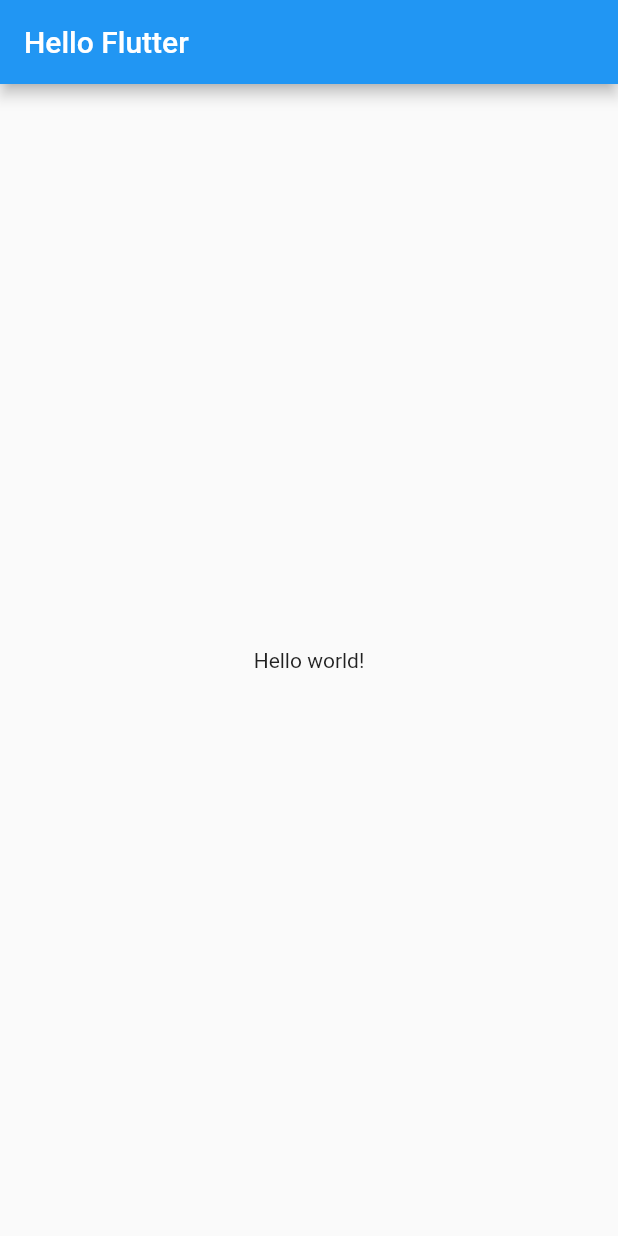
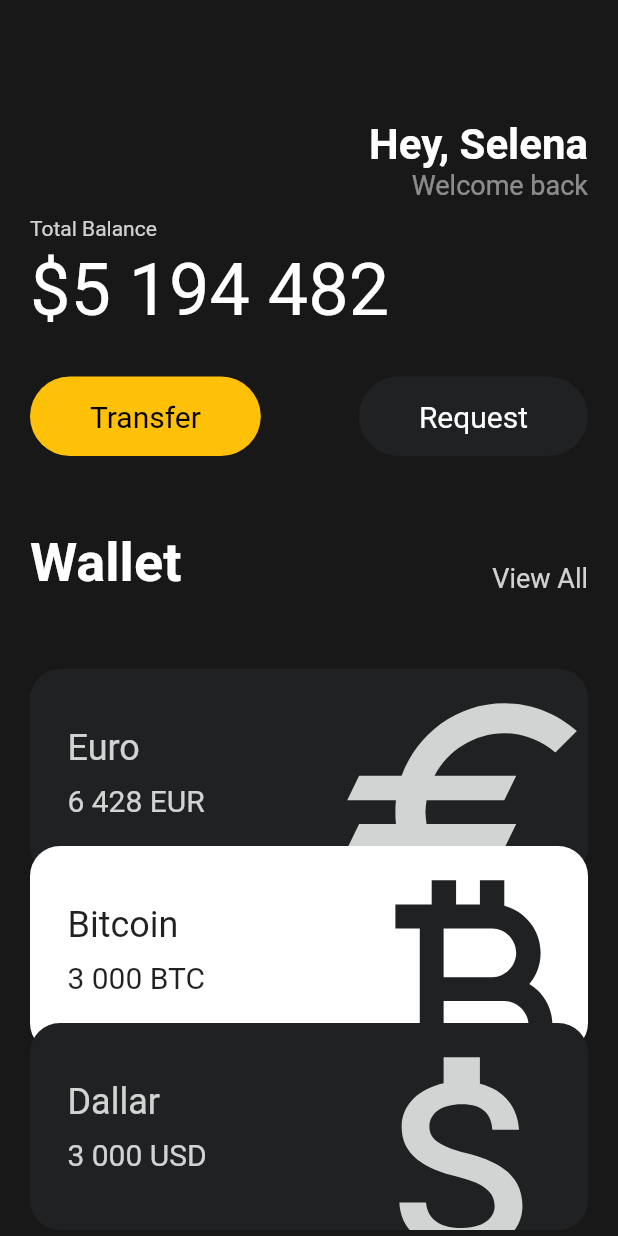
Before and after one commit to devHDK/flutter_study, a Flutter app: the screen it shows after launch, on a phone screen of 412 x 824 dp. Run offline on Flutter 3.47's test engine with Material 2 defaults, Android fonts, the phone set to English and light mode, and no system bars.

Commit message:
UI 구성 공부

```diff
--- a/lib/main.dart
+++ b/lib/main.dart
@@ -1,4 +1,6 @@
 import 'package:flutter/material.dart';
+import 'package:toonflix/widgets/button.dart';
+import 'package:toonflix/widgets/currency_card.dart';
 
 void main() {
   runApp(const App());
@@ -12,11 +14,126 @@ class App extends StatelessWidget {
   Widget build(BuildContext context) {
     return MaterialApp(
       home: Scaffold(
-        appBar: AppBar(
-          title: Text('Hello Flutter'),
-        ),
-        body: Center(
-          child: Text('Hello world!'),
+        backgroundColor: const Color(0xFF181818),
+        body: SingleChildScrollView(
+          child: Padding(
+            padding: const EdgeInsets.symmetric(horizontal: 20),
+            child: Column(
+              crossAxisAlignment: CrossAxisAlignment.start,
+              children: [
+                const SizedBox(
+                  height: 80,
+                ),
+                Row(
+                  mainAxisAlignment: MainAxisAlignment.end,
+                  children: [
+                    Column(
+                      crossAxisAlignment: CrossAxisAlignment.end,
+                      children: [
+                        const Text(
+                          'Hey, Selena',
+                          style: TextStyle(
+                              color: Colors.white,
+                              fontSize: 28,
+                              fontWeight: FontWeight.w600),
+                        ),
+                        Text('Welcome back',
+                            style: TextStyle(
+                                color: Colors.white.withOpacity(0.5),
+                                fontSize: 18)),
+                      ],
+                    )
+                  ],
+                ),
+                const SizedBox(
+                  height: 10,
+                ),
+                Text(
+                  'Total Balance',
+                  style: TextStyle(
+                    color: Colors.white.withOpacity(0.8),
+                  ),
+                ),
+                const SizedBox(
+                  height: 5,
+                ),
+                const Text(
+                  '\$5 194 482',
+                  style: TextStyle(
+                    color: Colors.white,
+                    fontSize: 48,
+                  ),
+                ),
+                const SizedBox(
+                  height: 30,
+                ),
+                Row(
+                  mainAxisAlignment: MainAxisAlignment.spaceBetween,
+                  children: const [
+                    Button(
+                        text: 'Transfer',
+                        bgColor: Colors.amber,
+                        textColor: Colors.black),
+                    Button(
+                        text: 'Request',
+                        bgColor: Color(0xFF1F2123),
+                        textColor: Colors.white)
+                  ],
+                ),
+                const SizedBox(
+                  height: 50,
+                ),
+                Row(
+                  crossAxisAlignment: CrossAxisAlignment.end,
+                  mainAxisAlignment: MainAxisAlignment.spaceBetween,
+                  children: [
+                    const Text(
+                      'Wallet',
+                      style: TextStyle(
+                        color: Colors.white,
+                        fontSize: 36,
+                        fontWeight: FontWeight.w600,
+                      ),
+                    ),
+                    Text(
+                      'View All',
+                      style: TextStyle(
+                        color: Colors.white.withOpacity(0.8),
+                        fontSize: 18,
+                      ),
+                    ),
+                  ],
+                ),
+                const SizedBox(
+                  height: 50,
+                ),
+                const CurrencyCard(
+                  name: 'Euro',
+                  code: 'EUR',
+                  amount: '6 428',
+                  icon: Icons.euro_sharp,
+                  isInverted: false,
+                  order: 0,
+                ),
+                const CurrencyCard(
+                  name: 'Bitcoin',
+                  code: 'BTC',
+                  amount: '3 000',
+                  icon: Icons.currency_bitcoin,
+                  isInverted: true,
+                  order: 1,
+                ),
+                const CurrencyCard(
+                  name: 'Dallar',
+                  code: 'USD',
+                  amount: '3 000',
+                  icon: Icons.attach_money_sharp,
+                  isInverted: false,
+                  order: 2,
+                )
+              ],
+            ),
+          ),
         ),
       ),
     );
--- /dev/null
+++ b/lib/widgets/button.dart
@@ -0,0 +1,34 @@
+import 'package:flutter/material.dart';
+
+class Button extends StatelessWidget {
+  final String text;
+  final Color bgColor;
+  final Color textColor;
+
+  const Button(
+      {super.key,
+      required this.text,
+      required this.bgColor,
+      required this.textColor});
+
+  @override
+  Widget build(BuildContext context) {
+    // TODO: implement build
+
+    return Container(
+        decoration: BoxDecoration(
+          color: bgColor,
+          borderRadius: BorderRadius.circular(45),
+        ),
+        child: Padding(
+          padding: const EdgeInsets.symmetric(vertical: 15, horizontal: 40),
+          child: Text(
+            text,
+            style: TextStyle(
+              fontSize: 20,
+              color: textColor,
+            ),
+          ),
+        ));
+  }
+}
--- /dev/null
+++ b/lib/widgets/currency_card.dart
@@ -0,0 +1,93 @@
+import 'package:flutter/material.dart';
+
+class CurrencyCard extends StatelessWidget {
+  final String name, code, amount;
+  final IconData icon;
+  final bool isInverted;
+  final _blackColor = const Color(0xFF1F2123);
+  final double order;
+
+  const CurrencyCard({
+    super.key,
+    required this.name,
+    required this.code,
+    required this.amount,
+    required this.icon,
+    required this.isInverted,
+    required this.order,
+  });
+
+  @override
+  Widget build(BuildContext context) {
+    // TODO: implement build
+    return (Container(
+      clipBehavior: Clip.hardEdge,
+      transform: Matrix4.translationValues(0, -(order * 20), 0),
+      decoration: BoxDecoration(
+          color: isInverted ? Colors.white : _blackColor,
+          borderRadius: BorderRadius.circular(
+            20,
+          )),
+      child: Padding(
+        padding: const EdgeInsets.all(25),
+        child: Row(
+          mainAxisAlignment: MainAxisAlignment.spaceBetween,
+          children: [
+            Column(
+              crossAxisAlignment: CrossAxisAlignment.start,
+              children: [
+                Text(
+                  name,
+                  style: TextStyle(
+                    color: isInverted
+                        ? _blackColor
+                        : Colors.white.withOpacity(0.8),
+                    fontSize: 24,
+                  ),
+                ),
+                const SizedBox(
+                  height: 10,
+                ),
+                Row(
+                  children: [
+                    Text(amount,
+                        style: TextStyle(
+                          color: isInverted
+                              ? _blackColor
+                              : Colors.white.withOpacity(0.8),
+                          fontSize: 20,
+                        )),
+                    const SizedBox(
+                      width: 5,
+                    ),
+                    Text(
+                      code,
+                      style: TextStyle(
+                        color: isInverted
+                            ? _blackColor
+                            : Colors.white.withOpacity(0.8),
+                        fontSize: 20,
+                      ),
+                    ),
+                  ],
+                )
+              ],
+            ),
+            Transform.scale(
+              scale: 2.2,
+              child: Transform.translate(
+                offset: const Offset(-5, 12),
+                child: Icon(
+                  icon,
+                  color:
+                      isInverted ? _blackColor : Colors.white.withOpacity(0.8),
+                  size: 88,
+                ),
+              ),
+            )
+          ],
+        ),
+      ),
+    ));
+  }
+}
```
